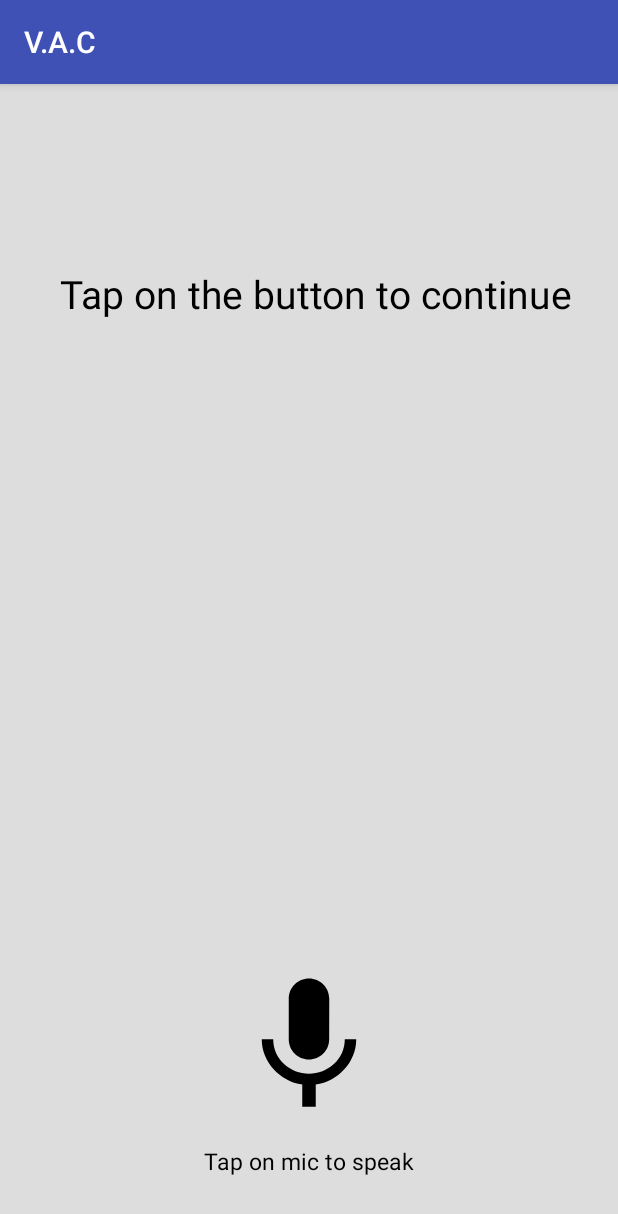
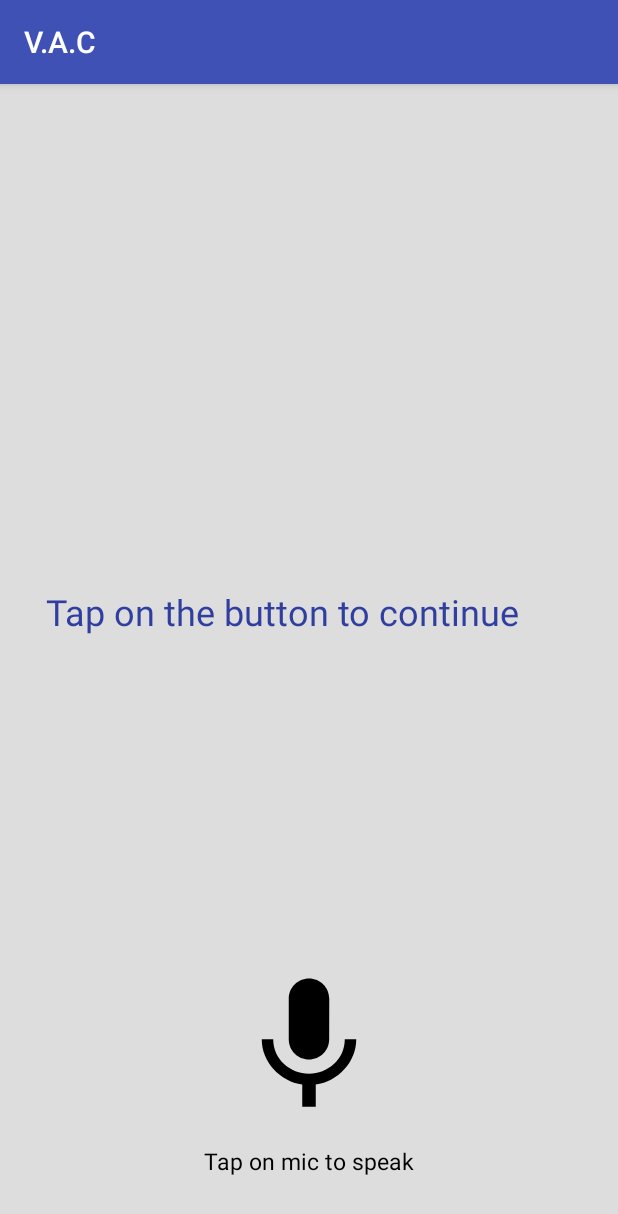
Before and after one commit to amannagarkar/VoiceActivatedCalculator, an Android app: the screen it shows after launch (MainActivity), on a phone screen of 412 x 824 dp. Shown: the top 1214 px of the screen. Run offline under Robolectric (Android 15) with nearby library versions, the phone set to English and light mode, and no system bars.

Commit message:
Integrate listview and align output

```diff
--- a/app/src/main/res/layout/activity_main.xml
+++ b/app/src/main/res/layout/activity_main.xml
@@ -12,12 +12,15 @@
         android:layout_height="wrap_content"
         android:layout_alignParentStart="true"
         android:layout_alignParentTop="true"
-        android:layout_marginStart="40dp"
-        android:layout_marginTop="122dp"
+        android:textAlignment="center"
+        android:layout_centerHorizontal="true"
+        android:layout_marginStart="30dp"
+        android:layout_marginTop="335dp"
         android:text="@string/tap_on_the_button_to_continue"
-        android:textColor="@android:color/black"
-        android:textSize="26sp"
-        android:textStyle="normal" />
+        android:textColor="#303F9F"
+        android:textSize="24sp"
+        android:textStyle="normal"
+        tools:textAlignment="center" />
 
     <LinearLayout
         android:layout_width="193dp"
@@ -47,4 +50,9 @@
             android:textStyle="normal" />
     </LinearLayout>
 
+    <ListView
+        android:id="@+id/outputlist"
+        android:layout_width="match_parent"
+        android:layout_height="300dp" />
+
 </RelativeLayout>
```
Also changed, not shown: app/src/main/java/com/affair/rohitjoshi/voiceactivatedcalculator/MainActivity.java (+24 -10 lines), app/src/main/res/layout/itemlist.xml (added, +18 -0 lines).
